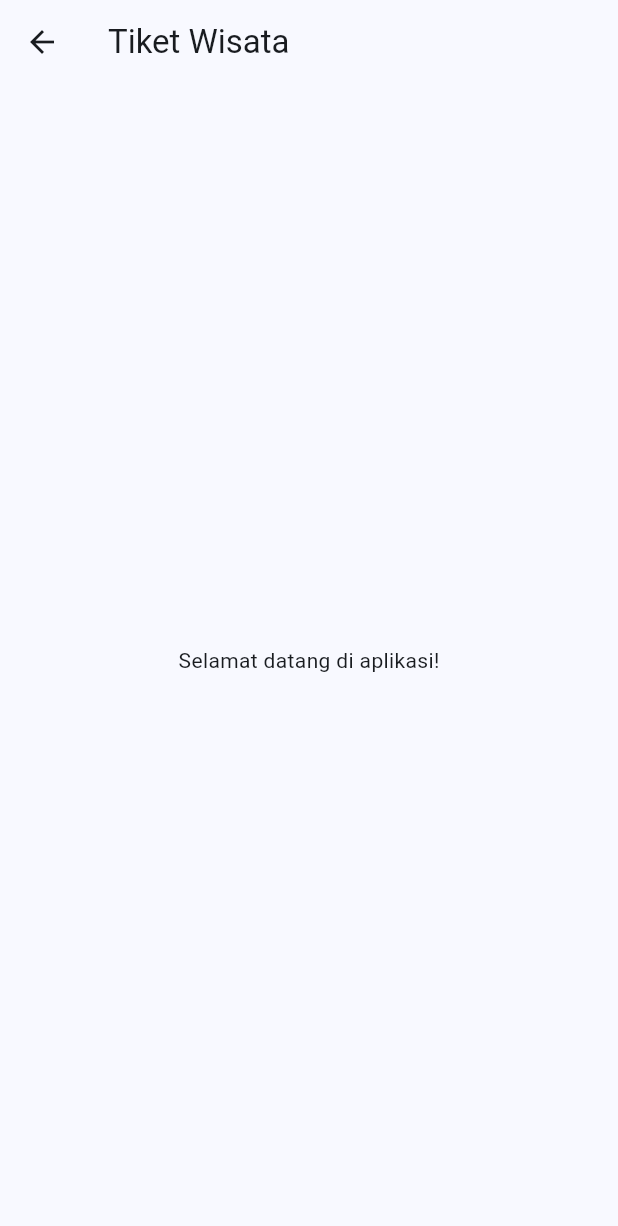
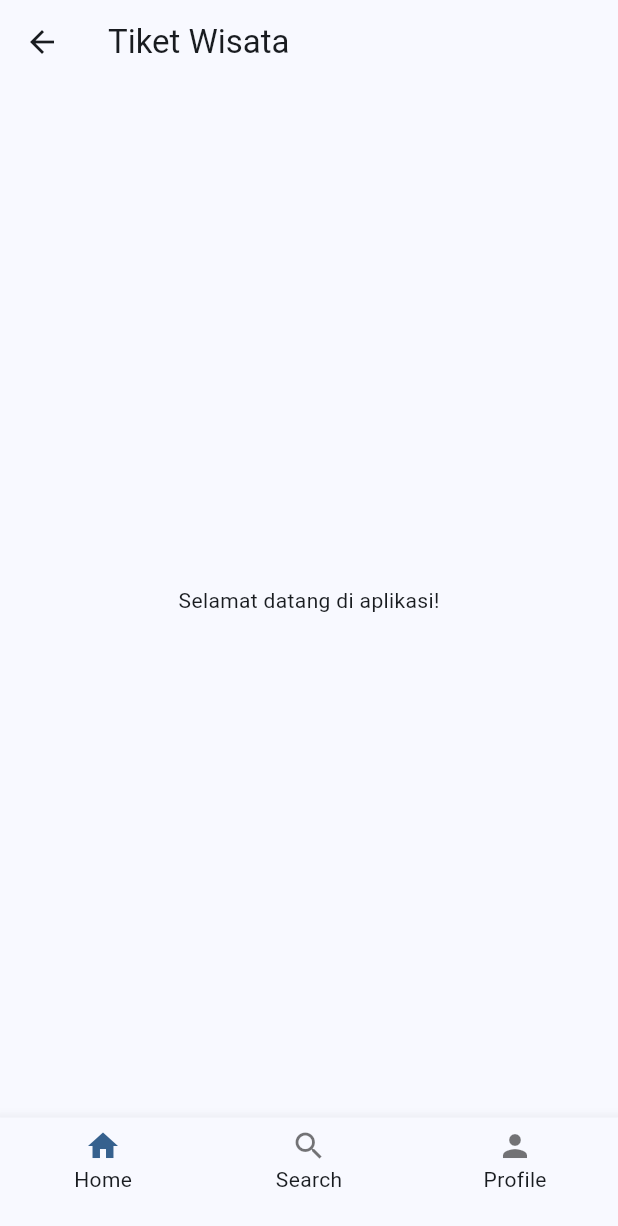
Before and after one commit to faaza-mumtaza/tiket_wisata, a Flutter app: the MainPage screen opened directly, on a phone screen of 412 x 824 dp. Shown: the top 1226 px of the screen. Run offline on Flutter 3.47's test engine with Material 3 defaults, Android fonts, the phone set to English and light mode, and no system bars.

Commit message:
day 12 Membuat Manual NavItem di halaman main page Membuat component widget NavItem reusable Penyesuaian parameter pada component widget NavItem reusable Implementasi widget NavItem reusable di halaman main page Penyesuaian onTap per masing-masing NavItem ke (Page Dummy)

```diff
--- /dev/null
+++ b/lib/pages/home_page.dart
@@ -0,0 +1,13 @@
+import 'package:flutter/material.dart';
+
+class HomePage extends StatelessWidget {
+  const HomePage({super.key});
+
+  @override
+  Widget build(BuildContext context) {
+    return Scaffold(
+      appBar: AppBar(title: const Text('Home')),
+      body: const Center(child: Text('Home Page')),
+    );
+  }
+}
--- a/lib/pages/main_page.dart
+++ b/lib/pages/main_page.dart
@@ -1,14 +1,63 @@
 import 'package:flutter/material.dart';
+import 'package:tiket_wisata/widgets/nav_item.dart';
+import 'package:tiket_wisata/pages/home_page.dart';
+import 'package:tiket_wisata/pages/search_page.dart';
+import 'package:tiket_wisata/pages/profile_page.dart';
 
 class MainPage extends StatelessWidget {
   const MainPage({super.key});
 
   @override
-
   Widget build(BuildContext context) {
     return Scaffold(
-      appBar: AppBar(title: Text('Tiket Wisata')),
-      body: Center(child: Text('Selamat datang di aplikasi!')),
+      appBar: AppBar(title: const Text('Tiket Wisata')),
+      body: Center(child: const Text('Selamat datang di aplikasi!')),
+      bottomNavigationBar: BottomNavigationBar(
+        items: [
+          BottomNavigationBarItem(
+            icon: NavItem(
+              icon: Icons.home,
+              label: 'Home',
+              onTap: () {
+                Navigator.push(
+                  context,
+                  MaterialPageRoute(builder: (context) => const HomePage()),
+                );
+              },
+            ),
+            label: '',
+          ),
+          BottomNavigationBarItem(
+            icon: NavItem(
+              icon: Icons.search,
+              label: 'Search',
+              onTap: () {
+                Navigator.push(
+                  context,
+                  MaterialPageRoute(builder: (context) => const SearchPage()),
+                );
+              },
+            ),
+            label: '',
+          ),
+          BottomNavigationBarItem(
+            icon: NavItem(
+              icon: Icons.person,
+              label: 'Profile',
+              onTap: () {
+                Navigator.push(
+                  context,
+                  MaterialPageRoute(builder: (context) => const ProfilePage()),
+                );
+              },
+            ),
+            label: '',
+          ),
+        ],
+        onTap: (index) {
+          // Handle navigation based on index
+        },
+      ),
     );
   }
 }
--- /dev/null
+++ b/lib/pages/profile_page.dart
@@ -0,0 +1,13 @@
+import 'package:flutter/material.dart';
+
+class ProfilePage extends StatelessWidget {
+  const ProfilePage({super.key});
+
+  @override
+  Widget build(BuildContext context) {
+    return Scaffold(
+      appBar: AppBar(title: const Text('Profile')),
+      body: const Center(child: Text('Profile Page')),
+    );
+  }
+}
--- /dev/null
+++ b/lib/pages/search_page.dart
@@ -0,0 +1,13 @@
+import 'package:flutter/material.dart';
+
+class SearchPage extends StatelessWidget {
+  const SearchPage({super.key});
+
+  @override
+  Widget build(BuildContext context) {
+    return Scaffold(
+      appBar: AppBar(title: const Text('Search')),
+      body: const Center(child: Text('Search Page')),
+    );
+  }
+}
--- /dev/null
+++ b/lib/widgets/nav_item.dart
@@ -0,0 +1,29 @@
+import 'package:flutter/material.dart';
+
+class NavItem extends StatelessWidget {
+  final IconData icon;
+  final String label;
+  final VoidCallback onTap;
+
+  const NavItem({
+    required this.icon,
+    required this.label,
+    required this.onTap,
+    super.key,
+  });
+
+  @override
+  Widget build(BuildContext context) {
+    return GestureDetector(
+      onTap: onTap,
+      child: Column(
+        mainAxisSize: MainAxisSize.min,
+        mainAxisAlignment: MainAxisAlignment.center,
+        children: [
+          Icon(icon),
+          Text(label),
+        ],
+      ),
+    );
+  }
+}
```
